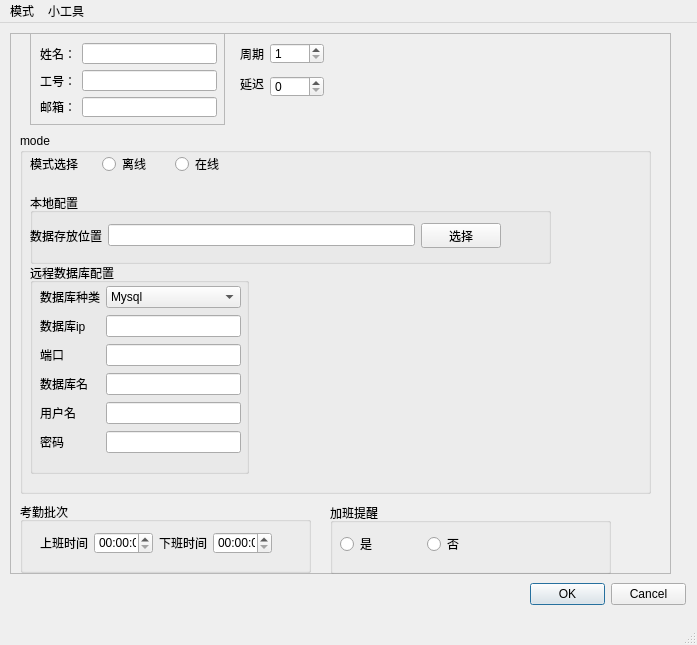
YiBuBuHuiTou/tools, file win_monitor/ui/Main.ui: the form before one commit.
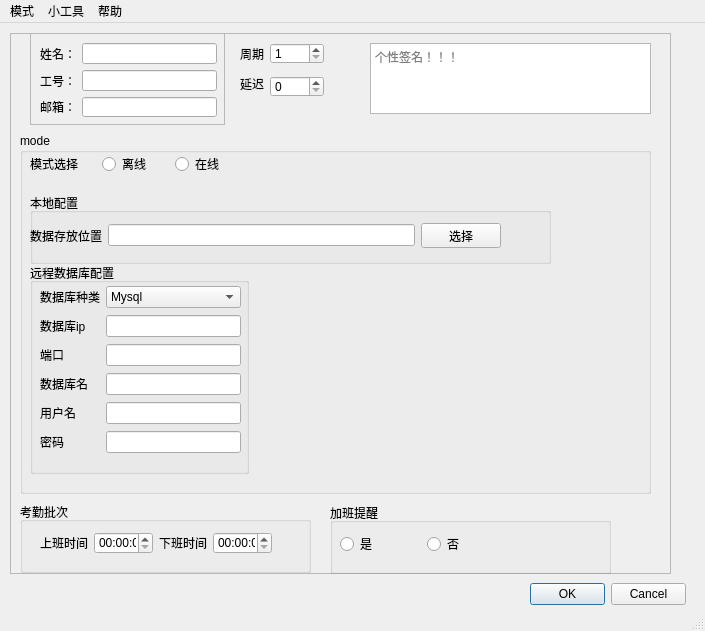
The form after the commit.

What changed in the file:
```diff
--- a/win_monitor/ui/Main.ui
+++ b/win_monitor/ui/Main.ui
@@ -6,8 +6,8 @@
    <rect>
     <x>0</x>
     <y>0</y>
-    <width>697</width>
-    <height>645</height>
+    <width>705</width>
+    <height>631</height>
    </rect>
   </property>
   <property name="sizePolicy">
@@ -465,6 +465,19 @@
       </item>
      </layout>
     </widget>
+    <widget class="QPlainTextEdit" name="description">
+     <property name="geometry">
+      <rect>
+       <x>360</x>
+       <y>10</y>
+       <width>281</width>
+       <height>71</height>
+      </rect>
+     </property>
+     <property name="placeholderText">
+      <string>个性签名！！！</string>
+     </property>
+    </widget>
    </widget>
    <widget class="QDialogButtonBox" name="buttonBox">
     <property name="geometry">
@@ -485,7 +498,7 @@
     <rect>
      <x>0</x>
      <y>0</y>
-     <width>697</width>
+     <width>705</width>
      <height>23</height>
     </rect>
    </property>
@@ -496,15 +509,20 @@
     <addaction name="personal"/>
     <addaction name="office"/>
    </widget>
-   <widget class="QMenu" name="menu_2">
+   <widget class="QMenu" name="external_tools">
     <property name="title">
      <string>小工具</string>
     </property>
-    <addaction name="record"/>
-    <addaction name="auto_on_off"/>
-    <addaction name="alarm"/>
+    <addaction name="add_tool"/>
+   </widget>
+   <widget class="QMenu" name="menu_2">
+    <property name="title">
+     <string>帮助</string>
+    </property>
+    <addaction name="about"/>
    </widget>
    <addaction name="menu"/>
+   <addaction name="external_tools"/>
    <addaction name="menu_2"/>
   </widget>
   <widget class="QStatusBar" name="statusbar"/>
```
Left out of the diff: 35 changed lines with no effect on the pictures.
